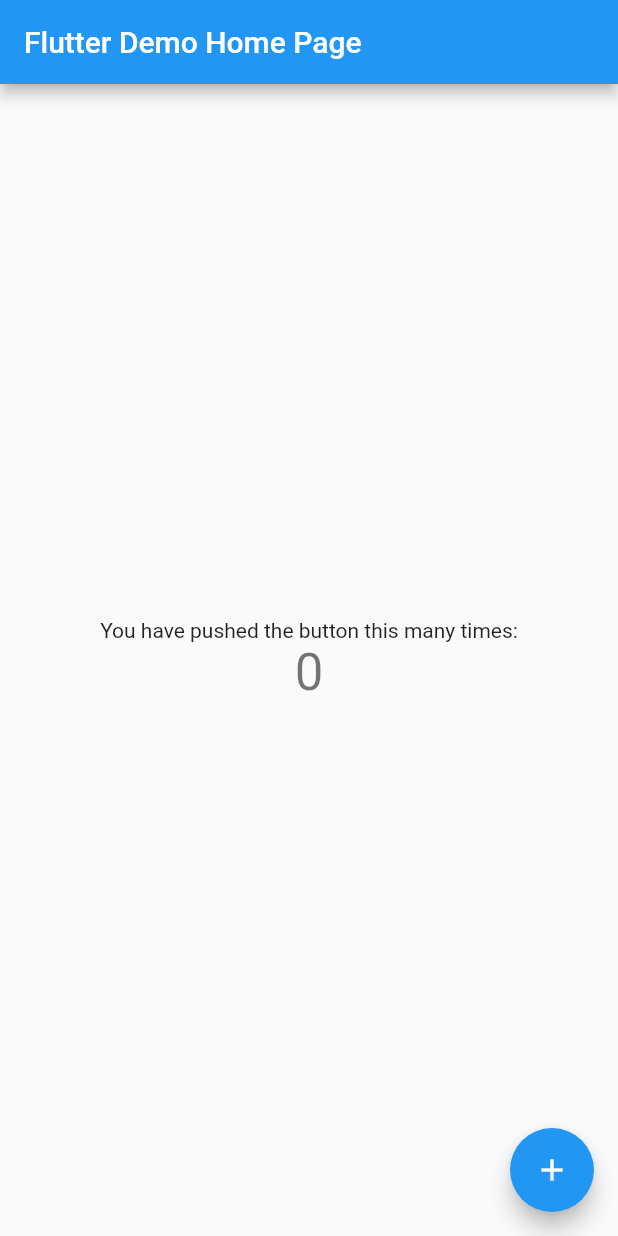
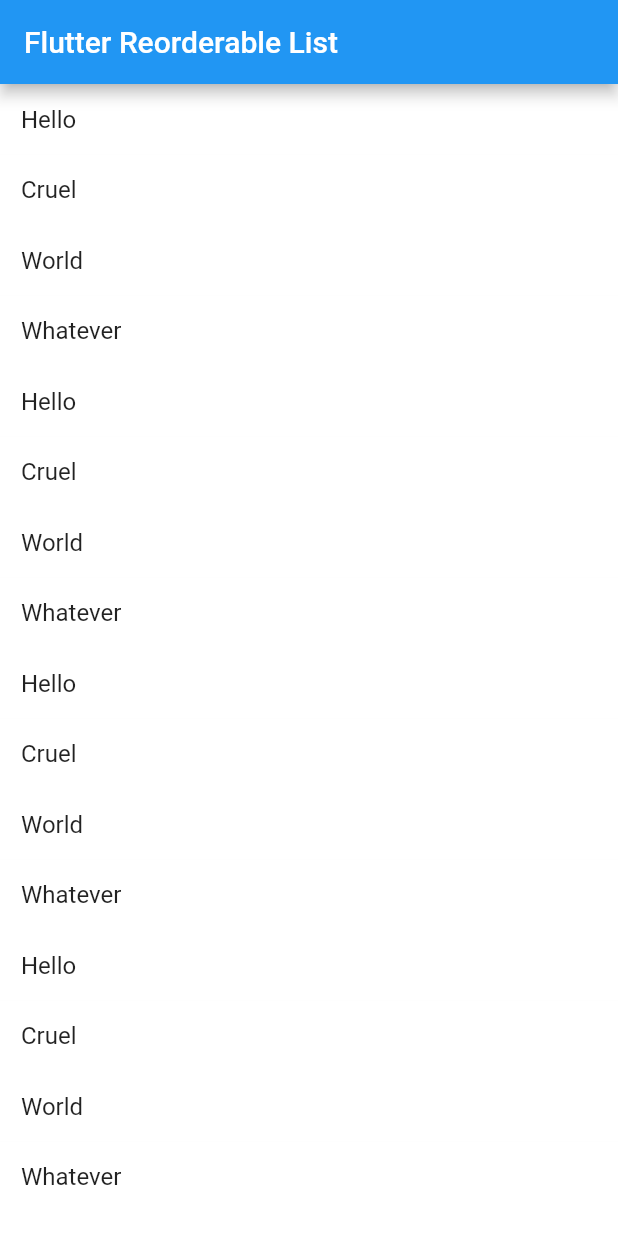
Before and after one commit to knopp/flutter_reorderable_list, a Flutter app: the screen it shows after launch, on a phone screen of 412 x 824 dp. Run offline on Flutter 3.47's test engine with Material 2 defaults, Android fonts, the phone set to English and light mode, and no system bars.

Commit message:
Initial implementation

```diff
--- a/lib/main.dart
+++ b/lib/main.dart
@@ -1,4 +1,5 @@
 import 'package:flutter/material.dart';
+import 'reorderable_list.dart';
 
 void main() => runApp(new MyApp());
 
@@ -7,7 +8,7 @@ class MyApp extends StatelessWidget {
   @override
   Widget build(BuildContext context) {
     return new MaterialApp(
-      title: 'Flutter Demo',
+      title: 'Flutter Rerderable List',
       theme: new ThemeData(
         // This is the theme of your application.
         //
@@ -19,7 +20,7 @@ class MyApp extends StatelessWidget {
         // counter didn't reset back to zero; the application is not restarted.
         primarySwatch: Colors.blue,
       ),
-      home: new MyHomePage(title: 'Flutter Demo Home Page'),
+      home: new MyHomePage(title: 'Flutter Reorderable List'),
     );
   }
 }
@@ -42,68 +43,100 @@ class MyHomePage extends StatefulWidget {
   _MyHomePageState createState() => new _MyHomePageState();
 }
 
+class ItemData {
+  ItemData(this.title, this.key);
+
+  final String title;
+  final Key key;
+}
+
 class _MyHomePageState extends State<MyHomePage> {
-  int _counter = 0;
+  List<ItemData> _items;
 
-  void _incrementCounter() {
+  _MyHomePageState() {
+    _items = <ItemData>[
+      ItemData("Hello", new ValueKey(1)),
+      ItemData("Cruel", new ValueKey(2)),
+      ItemData("World", new ValueKey(3)),
+      ItemData("Whatever", new ValueKey(4)),
+      ItemData("Hello", new ValueKey(5)),
+      ItemData("Cruel", new ValueKey(6)),
+      ItemData("World", new ValueKey(7)),
+      ItemData("Whatever", new ValueKey(8)),
+      ItemData("Hello", new ValueKey(9)),
+      ItemData("Cruel", new ValueKey(10)),
+      ItemData("World", new ValueKey(11)),
+      ItemData("Whatever", new ValueKey(12)),
+      ItemData("Hello", new ValueKey(13)),
+      ItemData("Cruel", new ValueKey(14)),
+      ItemData("World", new ValueKey(15)),
+      ItemData("Whatever", new ValueKey(16)),
+      ItemData("Whatever", new ValueKey(17)),
+      ItemData("Hello", new ValueKey(18)),
+      ItemData("Cruel", new ValueKey(19)),
+      ItemData("World", new ValueKey(20)),
+      ItemData("Whatever", new ValueKey(21)),
+      ItemData("Whatever", new ValueKey(22)),
+      ItemData("Whatever", new ValueKey(23)),
+      ItemData("Hello", new ValueKey(24)),
+      ItemData("Cruel", new ValueKey(25)),
+      ItemData("World", new ValueKey(26)),
+      ItemData("Whatever", new ValueKey(27))
+    ];
+  }
+
+  int _indexOfKey(Key key) {
+    for (int i = 0; i < _items.length; ++i) {
+      if (_items[i].key == key) return i;
+    }
+    return -1;
+  }
+
+  bool reorderCallback(Key item, Key newPosition) {
+    int draggingIndex = _indexOfKey(item);
+    int newPositionIndex = _indexOfKey(newPosition);
+
+    // if (newPositionIndex % 2 == 1)
+    //   return false;
+
+    final draggedItem = _items[draggingIndex];
     setState(() {
-      // This call to setState tells the Flutter framework that something has
-      // changed in this State, which causes it to rerun the build method below
-      // so that the display can reflect the updated values. If we changed
-      // _counter without calling setState(), then the build method would not be
-      // called again, and so nothing would appear to happen.
-      _counter++;
+      debugPrint(
+          "Reordering " + item.toString() + " -> " + newPosition.toString());
+      _items.removeAt(draggingIndex);
+      _items.insert(newPositionIndex, draggedItem);
     });
+    return true;
   }
+
+  Widget build(BuildContext context) {
+    return Scaffold(
+        appBar: AppBar(
+          title: Text(widget.title),
+        ),
+        body: ReorderableList(
+            onReorder: this.reorderCallback,
+            child: ListView.builder(
+              itemCount: _items.length,
+              itemBuilder: (BuildContext c, index) => new Item(_items[index]),
+            )));
+  }
+}
+
+class Item extends StatelessWidget {
+  Item(this.itemData);
+
+  final ItemData itemData;
 
   @override
   Widget build(BuildContext context) {
-    // This method is rerun every time setState is called, for instance as done
-    // by the _incrementCounter method above.
-    //
-    // The Flutter framework has been optimized to make rerunning build methods
-    // fast, so that you can just rebuild anything that needs updating rather
-    // than having to individually change instances of widgets.
-    return new Scaffold(
-      appBar: new AppBar(
-        // Here we take the value from the MyHomePage object that was created by
-        // the App.build method, and use it to set our appbar title.
-        title: new Text(widget.title),
-      ),
-      body: new Center(
-        // Center is a layout widget. It takes a single child and positions it
-        // in the middle of the parent.
-        child: new Column(
-          // Column is also layout widget. It takes a list of children and
-          // arranges them vertically. By default, it sizes itself to fit its
-          // children horizontally, and tries to be as tall as its parent.
-          //
-          // Invoke "debug paint" (press "p" in the console where you ran
-          // "flutter run", or select "Toggle Debug Paint" from the Flutter tool
-          // window in IntelliJ) to see the wireframe for each widget.
-          //
-          // Column has various properties to control how it sizes itself and
-          // how it positions its children. Here we use mainAxisAlignment to
-          // center the children vertically; the main axis here is the vertical
-          // axis because Columns are vertical (the cross axis would be
-          // horizontal).
-          mainAxisAlignment: MainAxisAlignment.center,
-          children: <Widget>[
-            new Text(
-              'You have pushed the button this many times:',
-            ),
-            new Text(
-              '$_counter',
-              style: Theme.of(context).textTheme.display1,
-            ),
-          ],
-        ),
-      ),
-      floatingActionButton: new FloatingActionButton(
-        onPressed: _incrementCounter,
-        tooltip: 'Increment',
-        child: new Icon(Icons.add),
-      ), // This trailing comma makes auto-formatting nicer for build methods.
-    );
+    return ReorderableItem(
+        key: itemData.key,
+        child: Container(
+            decoration: BoxDecoration(color: Colors.white),
+            child: new Text(itemData.title,
+                style: Theme.of(context).textTheme.subhead),
+            padding:
+                new EdgeInsets.symmetric(vertical: 14.0, horizontal: 14.0)));
   }
 }
```
Also changed, not shown: lib/reorderable_list.dart (added, +505 -0 lines).
